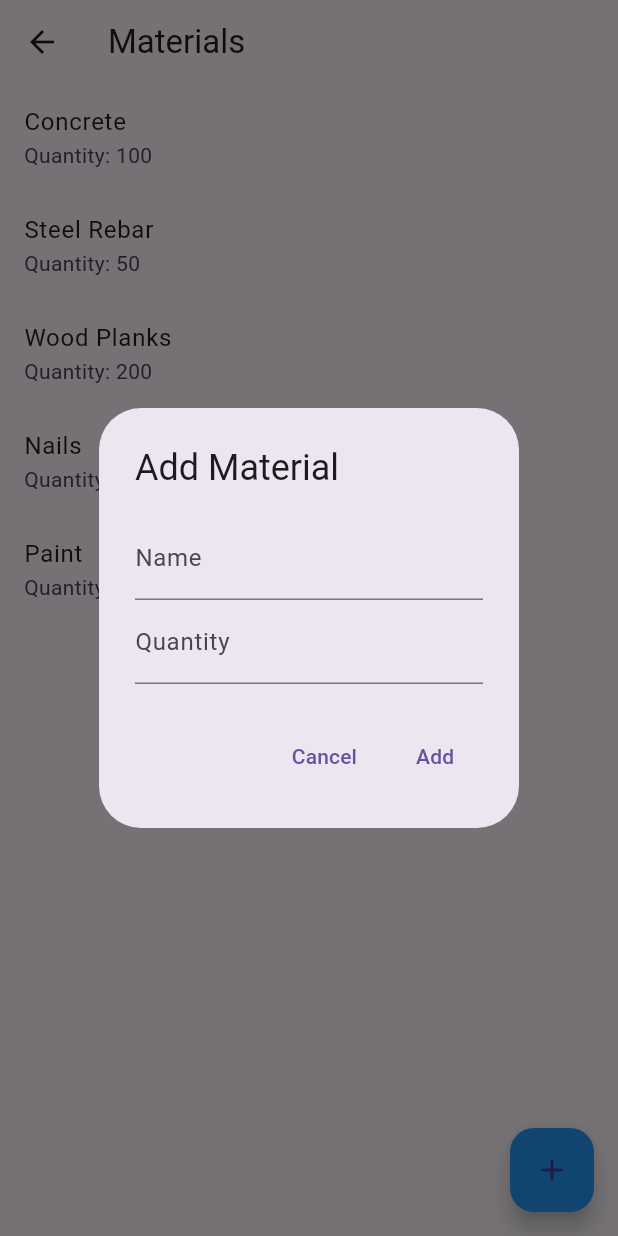
After one commit to monahidalgo/on_site_crews, a Flutter app: the MaterialsScreen screen opened by its route, after a tap on the "add" icon, on a phone screen of 412 x 824 dp. The commit adds this screen. Run offline on Flutter 3.47's test engine with Material 3 defaults, Android fonts, the phone set to English and light mode, and no system bars; our stand-ins replace audioplayers, geolocator.

Commit message:
git commit -m "Merge remote-tracking branch 'github/master'
              Fix: Update Materials Screen and Add Test Data

              - Corrected the FloatingActionButton color in MaterialsScreen to use Colors.blue.
              - Fixed type errors related to `Material` by renaming to `ProjectMaterial`.
              - Added functionality for users to save custom materials with input validation.
              - Included a predefined list of 5 test materials for initial testing and demo purposes.
              - Ensured proper integration with the MaterialsProvider to handle material data.

```diff
--- /dev/null
+++ b/lib/materials_provider.dart
@@ -0,0 +1,19 @@
+import 'package:flutter/foundation.dart';
+import 'project_material.dart';
+
+class MaterialsProvider with ChangeNotifier {
+  List<ProjectMaterial> _materials = [
+    ProjectMaterial(name: 'Concrete', quantity: 100),
+    ProjectMaterial(name: 'Steel Rebar', quantity: 50),
+    ProjectMaterial(name: 'Wood Planks', quantity: 200),
+    ProjectMaterial(name: 'Nails', quantity: 500),
+    ProjectMaterial(name: 'Paint', quantity: 30),
+  ];
+
+  List<ProjectMaterial> get materials => _materials;
+
+  void addMaterial(ProjectMaterial material) {
+    _materials.add(material);
+    notifyListeners();
+  }
+}
--- /dev/null
+++ b/lib/materials_screen.dart
@@ -0,0 +1,86 @@
+import 'package:flutter/material.dart';
+import 'package:provider/provider.dart';
+import 'materials_provider.dart';
+import 'project_material.dart';
+
+class MaterialsScreen extends StatelessWidget {
+  const MaterialsScreen({super.key});
+
+  @override
+  Widget build(BuildContext context) {
+    return Scaffold(
+      appBar: AppBar(
+        title: const Text('Materials'),
+      ),
+      body: Consumer<MaterialsProvider>(
+        builder: (context, materialsProvider, child) {
+          return ListView.builder(
+            itemCount: materialsProvider.materials.length,
+            itemBuilder: (context, index) {
+              final material = materialsProvider.materials[index];
+              return ListTile(
+                title: Text(material.name),
+                subtitle: Text('Quantity: ${material.quantity}'),
+              );
+            },
+          );
+        },
+      ),
+      floatingActionButton: FloatingActionButton(
+        onPressed: () {
+          _showAddMaterialDialog(context);
+        },
+        child: const Icon(Icons.add),
+        backgroundColor: Colors.blue, // Use Colors.blue here
+      ),
+    );
+  }
+
+  void _showAddMaterialDialog(BuildContext context) {
+    final nameController = TextEditingController();
+    final quantityController = TextEditingController();
+
+    showDialog(
+      context: context,
+      builder: (context) {
+        return AlertDialog(
+          title: const Text('Add Material'),
+          content: Column(
+            mainAxisSize: MainAxisSize.min,
+            children: [
+              TextField(
+                controller: nameController,
+                decoration: const InputDecoration(labelText: 'Name'),
+              ),
+              TextField(
+                controller: quantityController,
+                decoration: const InputDecoration(labelText: 'Quantity'),
+                keyboardType: TextInputType.number,
+              ),
+            ],
+          ),
+          actions: [
+            TextButton(
+              onPressed: () {
+                Navigator.of(context).pop();
+              },
+              child: const Text('Cancel'),
+            ),
+            TextButton(
+              onPressed: () {
+                final name = nameController.text;
+                final quantity = int.tryParse(quantityController.text) ?? 0;
+                if (name.isNotEmpty && quantity > 0) {
+                  final material = ProjectMaterial(name: name, quantity: quantity);
+                  Provider.of<MaterialsProvider>(context, listen: false).addMaterial(material);
+                  Navigator.of(context).pop();
+                }
+              },
+              child: const Text('Add'),
+            ),
+          ],
+        );
+      },
+    );
+  }
+}
--- /dev/null
+++ b/lib/project_material.dart
@@ -0,0 +1,6 @@
+class ProjectMaterial {
+  final String name;
+  final int quantity;
+
+  ProjectMaterial({required this.name, required this.quantity});
+}
--- a/pubspec.yaml
+++ b/pubspec.yaml
@@ -14,6 +14,8 @@ dependencies:
   geolocator: ^8.2.1
   fluentui_system_icons: ^1.1.2
   audioplayers: ^2.0.0
+  provider: ^6.0.0
+
 
 dev_dependencies:
   flutter_test:
```
Also changed, not shown: lib/main.dart (+13 -1 lines), lib/projects_screen.dart (+53 -23 lines), pubspec.lock.
